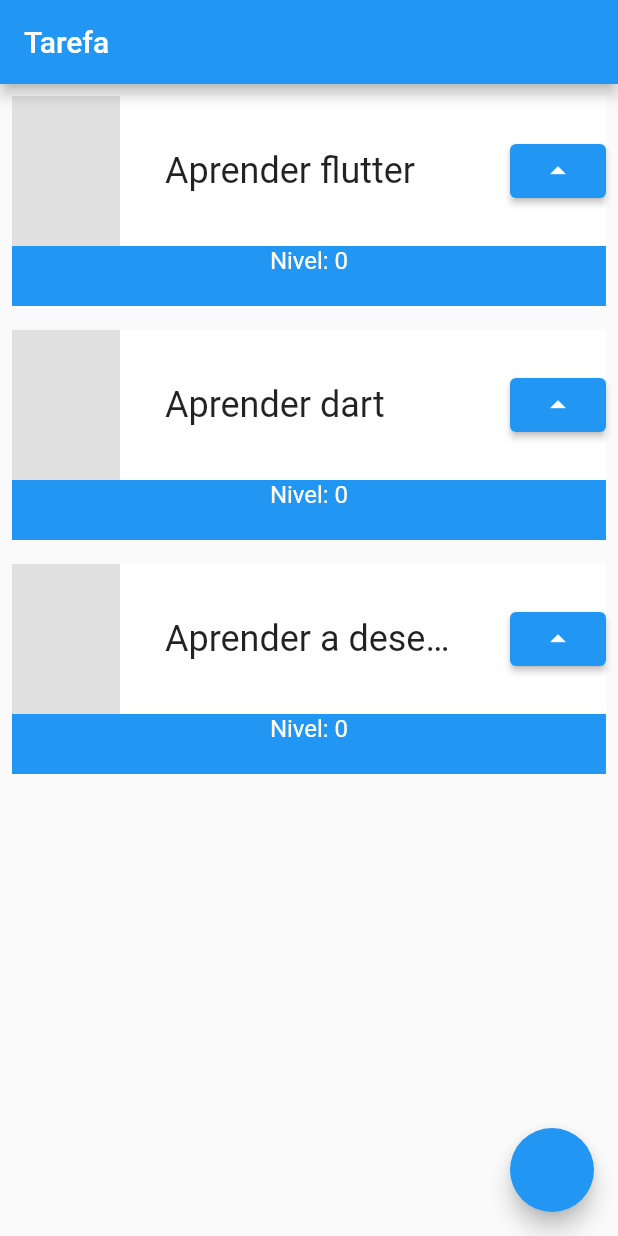
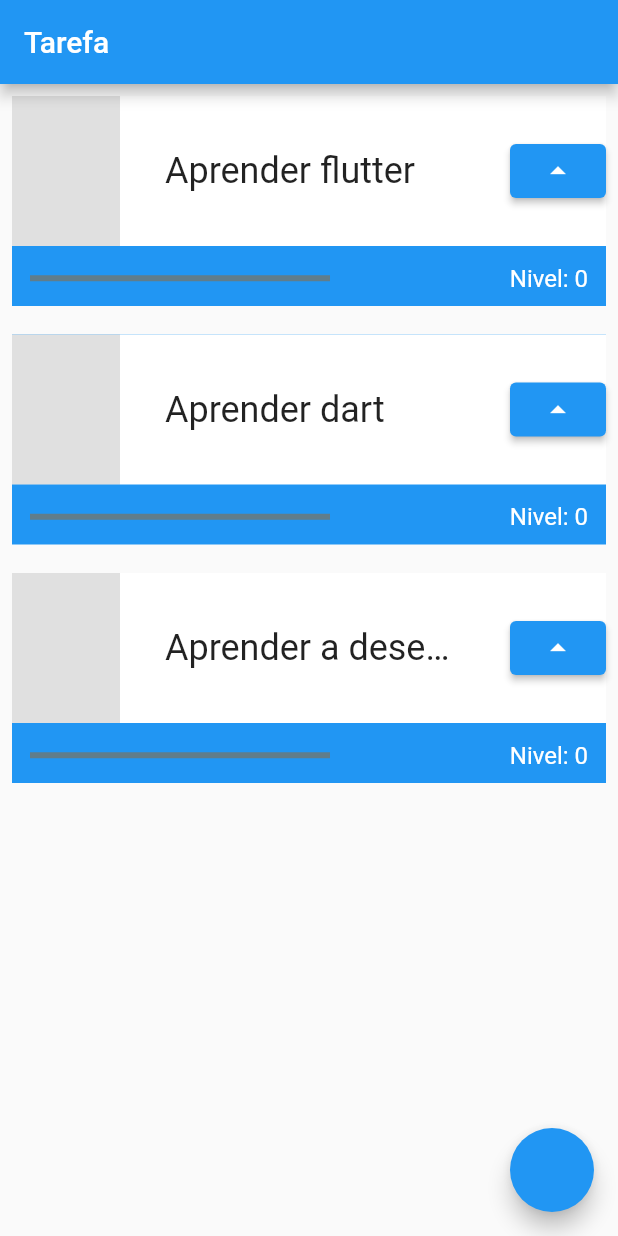
Before and after one commit to RafaelSouza-13/lista-de-tarefas, a Flutter app: the screen it shows after launch, on a phone screen of 412 x 824 dp. Run offline on Flutter 3.47's test engine with Material 2 defaults, Android fonts, the phone set to English and light mode, and no system bars.

Commit message:
Adicionando barra de progresso

```diff
--- a/lib/main.dart
+++ b/lib/main.dart
@@ -93,12 +93,31 @@ class _TaskState extends State<Task> {
                     ],
                   ),
                 ),
-                Text(
-                  "Nivel: $nivel",
-                  style: TextStyle(
-                    fontSize: 16,
-                    color: Colors.white,
-                  ),
+                Row(
+                  mainAxisAlignment: MainAxisAlignment.spaceBetween,
+                  children: [
+                    Padding(
+                      padding: const EdgeInsets.all(12.0),
+                      child: Container(
+                        width: 200,
+                        child: LinearProgressIndicator(
+                          color: Colors.white,
+                          backgroundColor: Colors.blueGrey,
+                          value: nivel / 10,
+                        ),
+                      ),
+                    ),
+                    Padding(
+                      padding: const EdgeInsets.all(12.0),
+                      child: Text(
+                        "Nivel: $nivel",
+                        style: TextStyle(
+                          fontSize: 16,
+                          color: Colors.white,
+                        ),
+                      ),
+                    ),
+                  ],
                 ),
               ],
             ),
```
